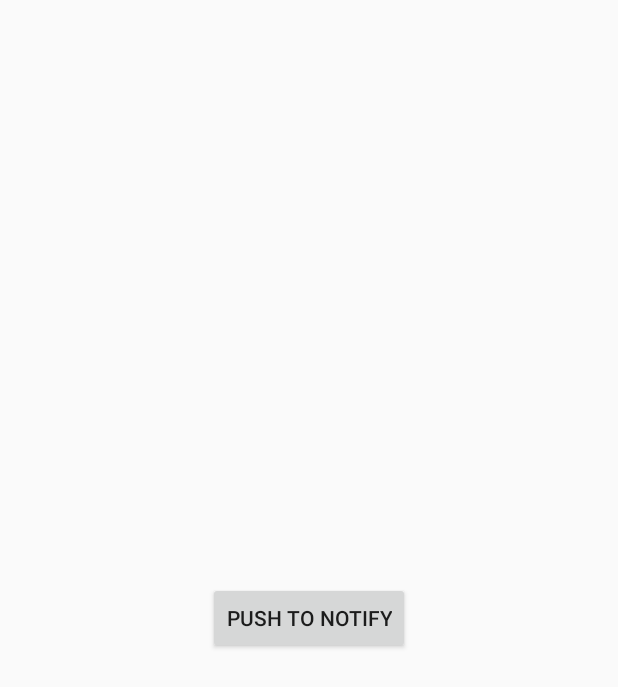
After one commit to Youcheny/MySmartUSC, an Android app: the layout activity_notification.xml on its own in the app's theme, with its tools: preview values and no code run, on a phone screen of 412 x 824 dp. The commit adds this screen. Shown: the top 687 px of the screen. Run offline under Robolectric (Android 15) with nearby library versions, the phone set to English and light mode, and no system bars.

Commit message:
initial notification

```diff
--- /dev/null
+++ b/app/src/main/res/layout/activity_notification.xml
@@ -0,0 +1,24 @@
+<?xml version="1.0" encoding="utf-8"?>
+<android.support.constraint.ConstraintLayout xmlns:android="http://schemas.android.com/apk/res/android"
+    xmlns:app="http://schemas.android.com/apk/res-auto"
+    xmlns:tools="http://schemas.android.com/tools"
+    android:layout_width="match_parent"
+    android:layout_height="match_parent"
+    tools:context=".Notification">
+
+    <Button
+        android:id="@+id/notifyBtn"
+        android:layout_width="wrap_content"
+        android:layout_height="wrap_content"
+        android:layout_marginBottom="8dp"
+        android:layout_marginEnd="8dp"
+        android:layout_marginLeft="8dp"
+        android:layout_marginRight="8dp"
+        android:layout_marginStart="8dp"
+        android:layout_marginTop="8dp"
+        android:text="Push to notify"
+        app:layout_constraintBottom_toBottomOf="parent"
+        app:layout_constraintEnd_toEndOf="parent"
+        app:layout_constraintStart_toStartOf="parent"
+        app:layout_constraintTop_toTopOf="parent" />
+</android.support.constraint.ConstraintLayout>
```
Also changed, not shown: app/build.gradle (+8 -3 lines), app/src/main/AndroidManifest.xml (+10 -1 lines), app/src/main/java/com/example/youchengye/csci_310_project_mysmartusc/Notification.java (added, +67 -0 lines), app/src/main/res/drawable/ic_channel_icon.xml (added, +9 -0 lines), app/src/main/res/values/strings.xml (+8 -0 lines).
